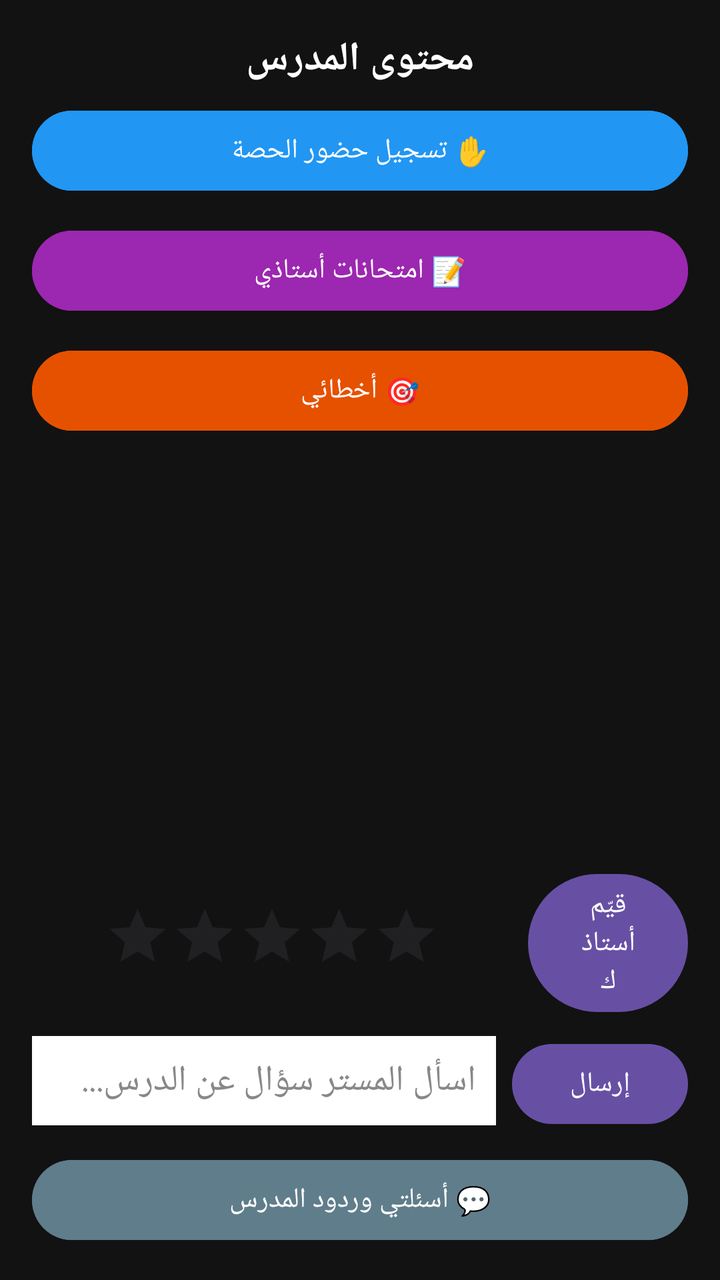
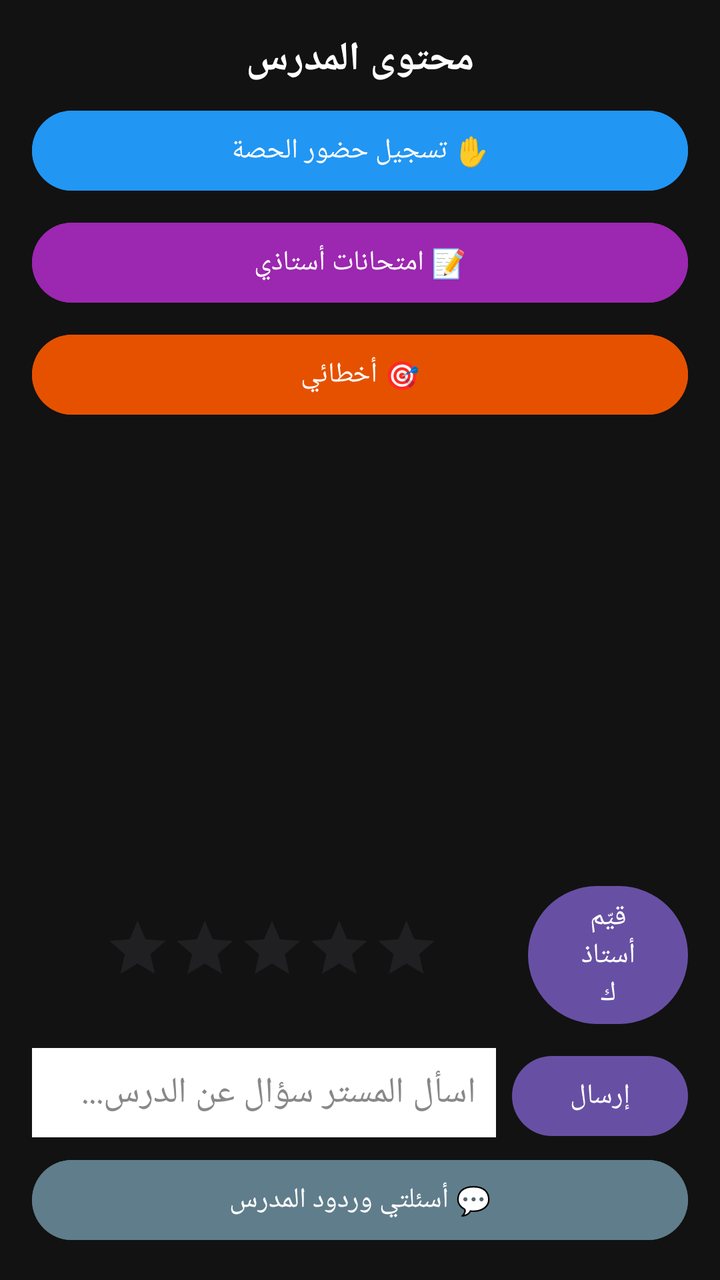

Before-and-after screenshots of an Android layout around one commit, followed by the original layout XML and the change that was made.
<!-- AndroidManifest.xml: application theme Theme.1Bac -->
<!-- res/layout/activity_teacher_content.xml -->
<?xml version="1.0" encoding="utf-8"?>
<LinearLayout xmlns:android="http://schemas.android.com/apk/res/android"
    android:layout_width="match_parent"
    android:layout_height="match_parent"
    android:orientation="vertical"
    android:padding="16dp"
    android:background="#121212">

    
    <TextView
        android:id="@+id/contentTeacherName"
        android:layout_width="match_parent"
        android:layout_height="wrap_content"
        android:text="محتوى المدرس"
        android:textColor="#FFFFFF"
        android:textSize="20sp"
        android:textStyle="bold"
        android:gravity="center"
        android:layout_marginBottom="8dp" />

    
    <Button
        android:id="@+id/btnMarkAttendance"
        android:layout_width="match_parent"
        android:layout_height="wrap_content"
        android:text="✋ تسجيل حضور الحصة"
        android:backgroundTint="#2196F3"
        android:textColor="#FFFFFF"
        android:layout_marginBottom="12dp" />
    <Button
        android:id="@+id/btnGoToExams"
        android:layout_width="match_parent"
        android:layout_height="wrap_content"
        android:text="📝 امتحانات أستاذي"
        android:backgroundTint="#9C27B0"
        android:textColor="#FFFFFF"
        android:layout_marginBottom="12dp" />
    <Button
        android:id="@+id/btnMyMistakes"
        android:layout_width="match_parent"
        android:layout_height="wrap_content"
        android:text="🎯 أخطائي"
        android:backgroundTint="#E65100"
        android:textColor="#FFFFFF"
        android:layout_marginBottom="12dp" />

    
    <TextView
        android:id="@+id/noContentText"
        android:layout_width="match_parent"
        android:layout_height="wrap_content"
        android:text="لا يوجد محتوى متاح حالياً"
        android:textColor="#888888"
        android:textSize="16sp"
        android:gravity="center"
        android:visibility="gone"
        android:layout_marginBottom="12dp" />

    
    <androidx.recyclerview.widget.RecyclerView
        android:id="@+id/contentRecyclerView"
        android:layout_width="match_parent"
        android:layout_height="0dp"
        android:layout_weight="1" />
    <LinearLayout
        android:layout_width="match_parent"
        android:layout_height="wrap_content"
        android:orientation="horizontal"
        android:gravity="center"
        android:layout_marginTop="8dp">

        <RatingBar
            android:id="@+id/teacherRatingBar"
            android:layout_width="wrap_content"
            android:layout_height="wrap_content"
            android:numStars="5"
            android:stepSize="1"
            android:isIndicator="false"
            android:scaleX="0.7"
            android:scaleY="0.7" />

        <Button
            android:id="@+id/btnSubmitRating"
            android:layout_width="wrap_content"
            android:layout_height="wrap_content"
            android:text="قيّم أستاذك"
            android:layout_marginStart="8dp" />
    </LinearLayout>

    
    <LinearLayout
        android:layout_width="match_parent"
        android:layout_height="wrap_content"
        android:orientation="horizontal"
        android:layout_marginTop="8dp">

        <EditText
            android:id="@+id/etQuestion"
            android:layout_width="0dp"
            android:layout_height="wrap_content"
            android:layout_weight="1"
            android:hint="اسأل المستر سؤال عن الدرس..."
            android:textColorHint="#888888"
            android:textColor="#000000"
            android:background="#FFFFFF"
            android:padding="10dp" />

        <Button
            android:id="@+id/btnSendQuestion"
            android:layout_width="wrap_content"
            android:layout_height="wrap_content"
            android:text="إرسال"
            android:layout_marginStart="8dp" />
    </LinearLayout>
    <Button
        android:id="@+id/btnMyQuestions"
        android:layout_width="match_parent"
        android:layout_height="wrap_content"
        android:text="💬 أسئلتي وردود المدرس"
        android:backgroundTint="#607D8B"
        android:textColor="#FFFFFF"
        android:layout_marginTop="10dp" />

</LinearLayout>
<!-- resources referenced by this layout -->
<resources>
  <style name="Theme.1Bac" parent="Base.Theme.1Bac" />
  <style name="Base.Theme.1Bac" parent="Theme.Material3.DayNight.NoActionBar">
          
          
      </style>
</resources>

<!-- the commit's change to res/layout/activity_teacher_content.xml (unified diff, before → after) -->
@@ -26,7 +26,8 @@
         android:text="✋ تسجيل حضور الحصة"
         android:backgroundTint="#2196F3"
         android:textColor="#FFFFFF"
-        android:layout_marginBottom="12dp" />
+        android:layout_marginBottom="8dp" />
+    
     <Button
         android:id="@+id/btnGoToExams"
         android:layout_width="match_parent"
@@ -34,7 +35,8 @@
         android:text="📝 امتحانات أستاذي"
         android:backgroundTint="#9C27B0"
         android:textColor="#FFFFFF"
-        android:layout_marginBottom="12dp" />
+        android:layout_marginBottom="8dp" />
+
     <Button
         android:id="@+id/btnMyMistakes"
         android:layout_width="match_parent"
@@ -42,7 +44,7 @@
         android:text="🎯 أخطائي"
         android:backgroundTint="#E65100"
         android:textColor="#FFFFFF"
-        android:layout_marginBottom="12dp" />
+        android:layout_marginBottom="8dp" />
 
     
     <TextView
@@ -54,20 +56,23 @@
         android:textSize="16sp"
         android:gravity="center"
         android:visibility="gone"
-        android:layout_marginBottom="12dp" />
+        android:layout_marginBottom="8dp" />
 
     
     <androidx.recyclerview.widget.RecyclerView
         android:id="@+id/contentRecyclerView"
         android:layout_width="match_parent"
         android:layout_height="0dp"
-        android:layout_weight="1" />
+        android:layout_weight="1"
+        android:layout_marginBottom="8dp" />
+
+    
     <LinearLayout
         android:layout_width="match_parent"
         android:layout_height="wrap_content"
         android:orientation="horizontal"
         android:gravity="center"
-        android:layout_marginTop="8dp">
+        android:layout_marginBottom="8dp">
 
         <RatingBar
             android:id="@+id/teacherRatingBar"
@@ -92,7 +97,7 @@
         android:layout_width="match_parent"
         android:layout_height="wrap_content"
         android:orientation="horizontal"
-        android:layout_marginTop="8dp">
+        android:layout_marginBottom="4dp">
 
         <EditText
             android:id="@+id/etQuestion"
@@ -112,13 +117,13 @@
             android:text="إرسال"
             android:layout_marginStart="8dp" />
     </LinearLayout>
+
     <Button
         android:id="@+id/btnMyQuestions"
         android:layout_width="match_parent"
         android:layout_height="wrap_content"
         android:text="💬 أسئلتي وردود المدرس"
         android:backgroundTint="#607D8B"
-        android:textColor="#FFFFFF"
-        android:layout_marginTop="10dp" />
+        android:textColor="#FFFFFF" />
 
 </LinearLayout>
